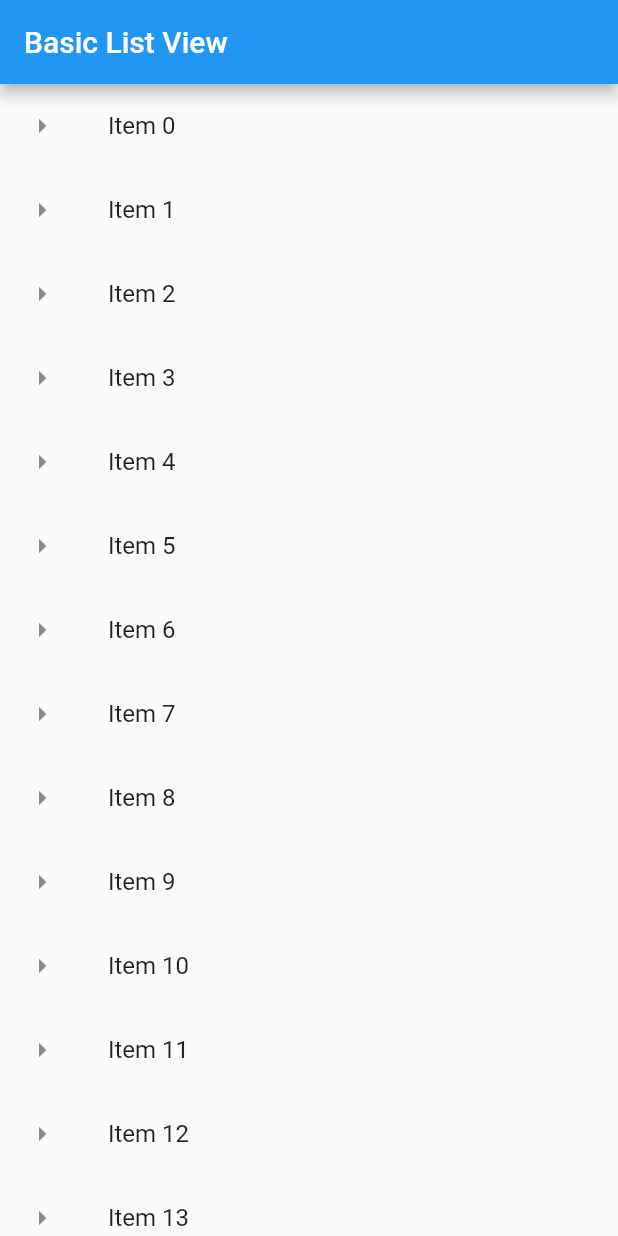
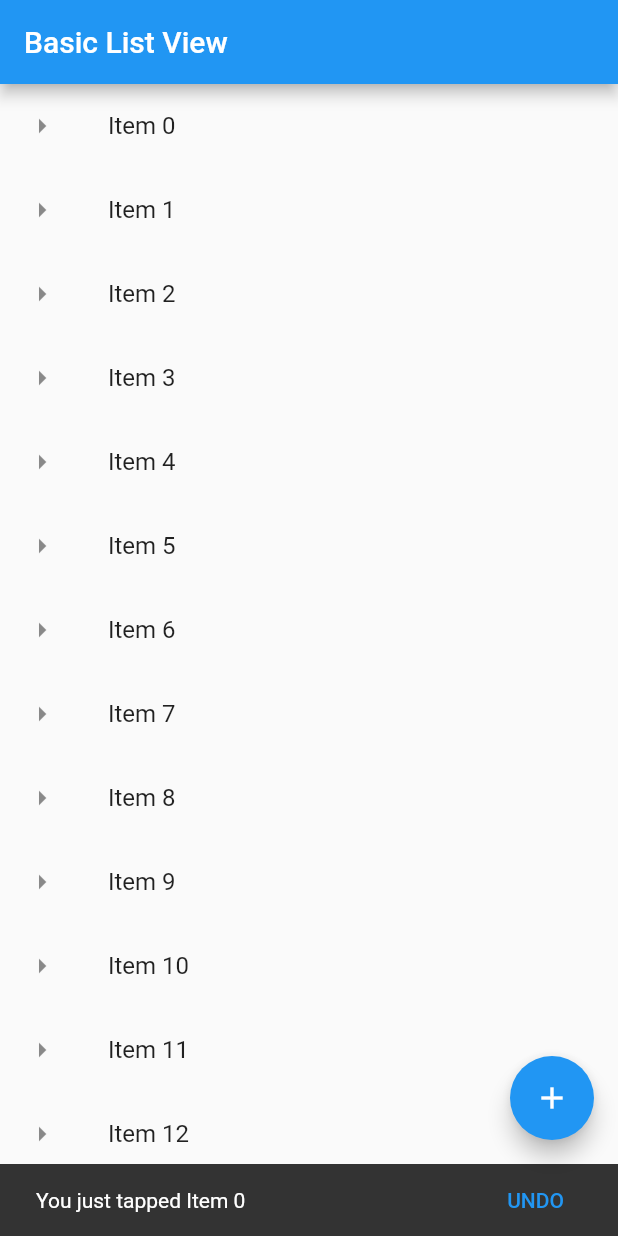
Before and after one commit to kp1930/LongList_Application_Flutter, a Flutter app: the screen it shows after launch, after a tap on an icon or button, on a phone screen of 412 x 824 dp. Run offline on Flutter 3.47's test engine with Material 2 defaults, Android fonts, the phone set to English and light mode, and no system bars.

Commit message:
Added a snackBar and a floatingButton...

```diff
--- a/lib/main.dart
+++ b/lib/main.dart
@@ -8,9 +8,30 @@ void main() {
       home: Scaffold(
         appBar: AppBar(title: Text("Basic List View")),
         body: getLongListView(),
+        floatingActionButton: FloatingActionButton(
+          onPressed: () {
+            debugPrint("FAB Clicked");
+          },
+          child: Icon(Icons.add),
+          tooltip: 'Add One More Item',
+        ),
       ),
     )
   );
+}
+
+void showSnackBar(BuildContext context, String items) {
+  var snackBar = SnackBar(
+      content: Text("You just tapped $items"),
+      action: SnackBarAction(
+        label: "UNDO",
+        onPressed: () {
+          debugPrint('Performing dummy operations');
+        },
+      ),
+  );
+
+  Scaffold.of(context).showSnackBar(snackBar);
 }
 
 List<String> getListElements() {
@@ -27,7 +48,7 @@ Widget getLongListView() {
           leading: Icon(Icons.arrow_right),
           title: Text(listItems[index]),
           onTap: () {
-            debugPrint('${listItems[index]} was tapped');
+            showSnackBar(context, listItems[index]);
           },
         );
       }
```
